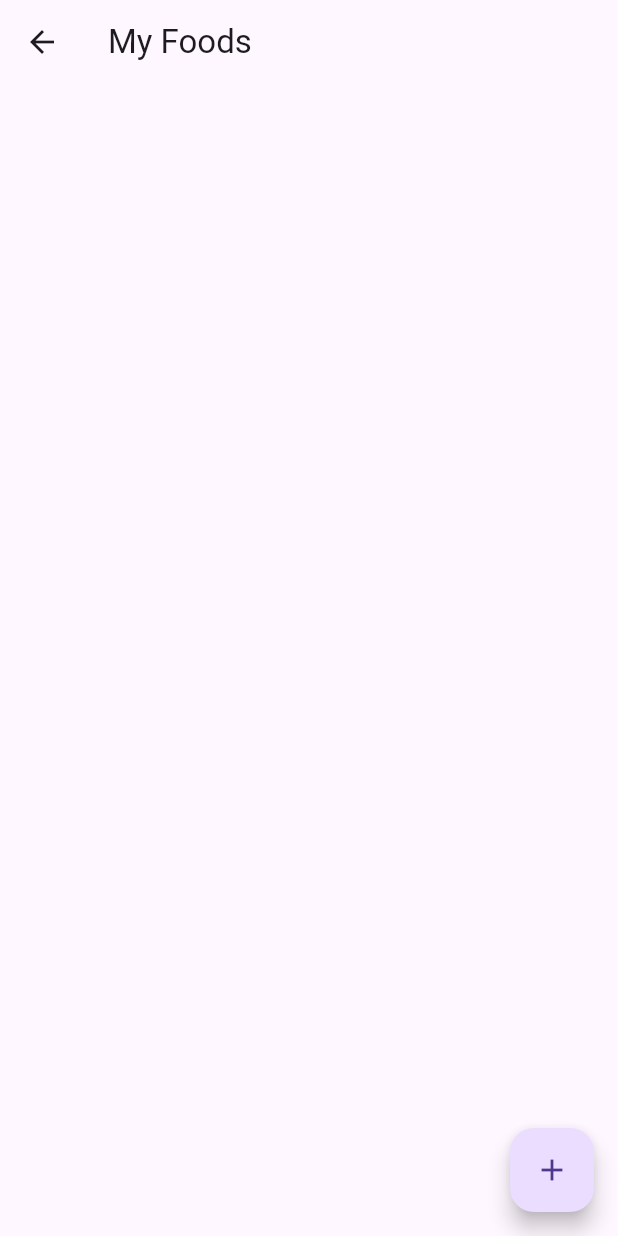
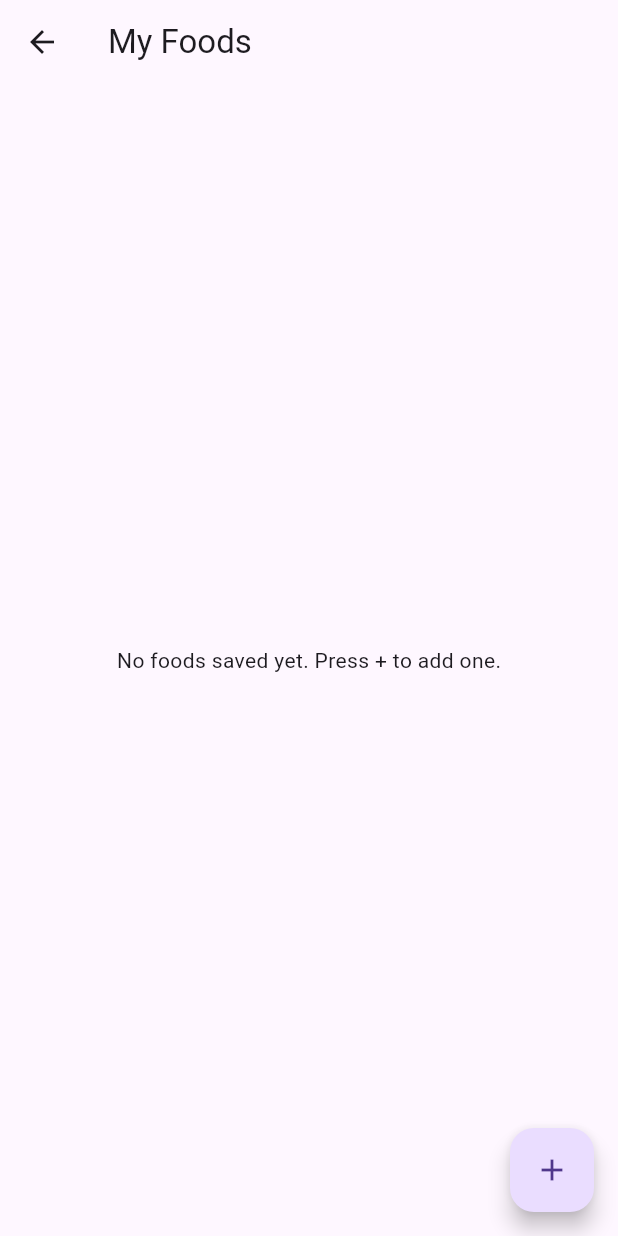
Before and after one commit to LoreleiP54/Daily-Food-Tracker, a Flutter app: the screen it shows after launch, after a tap on the "add" icon, on a phone screen of 412 x 824 dp. Run offline on Flutter 3.47's test engine with Material 3 defaults, Android fonts, the phone set to English and light mode, and no system bars.

Commit message:
fixed log list to show message when no food is logged yet. Also added this to the food library.

```diff
--- a/lib/screens/food_library_screen.dart
+++ b/lib/screens/food_library_screen.dart
@@ -27,7 +27,10 @@ class _FoodLibraryScreenState extends State<FoodLibraryScreen> {
   Widget build(BuildContext context) {
     return Scaffold(
       appBar: AppBar(title: Text("My Foods")),
-      body: ListView.builder(
+      body: widget.foodLibrary.numberOfFoods == 0
+          // show a message if the library is empty
+          ? Center(child: Text("No foods saved yet. Press + to add one."))
+          : ListView.builder(
               itemCount: widget.foodLibrary.numberOfFoods,
               itemBuilder: (context, index) {
                 // grab each food from the library
@@ -36,7 +39,8 @@ class _FoodLibraryScreenState extends State<FoodLibraryScreen> {
                   title: Text(food.name),
                   // show summary of calories per serving
                   subtitle: Text(
-              "Calories per serving: " + food.caloriesPerServing.toString(),
+                    "Calories per serving: " +
+                        food.caloriesPerServing.toString(),
                   ),
                   // tap a food to log servings of it
                   onTap: () {
--- a/lib/screens/home_screen.dart
+++ b/lib/screens/home_screen.dart
@@ -43,14 +43,21 @@ class _HomeScreenState extends State<HomeScreen> {
           ),
           // list of all food items logged today
           Expanded(
-            child: ListView.builder(
+            child: dailyLog.entries.isEmpty
+                // show a message if nothing has been logged yet
+                ? Center(
+                    child: Text("No food logged yet. Press + to add food."),
+                  )
+                : ListView.builder(
                     itemCount: dailyLog.entries.length,
                     itemBuilder: (context, index) {
                       // get the current food entry
                       LogEntry entry = dailyLog.entries[index];
                       return ListTile(
                         title: Text(entry.foodItem.name),
-                  subtitle: Text("Servings: " + entry.servings.toString()),
+                        subtitle: Text(
+                          "Servings: " + entry.servings.toString(),
+                        ),
                       );
                     },
                   ),
```
Lines whose indentation alone changed are shown as unchanged.
